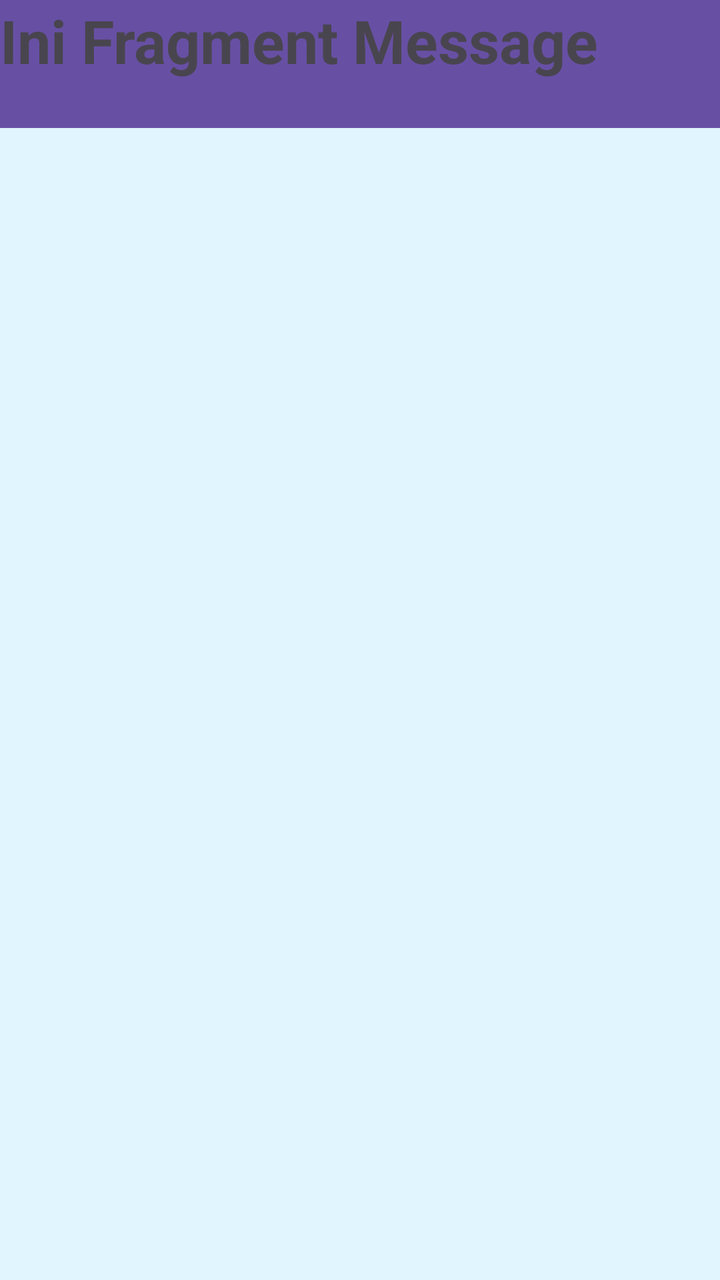
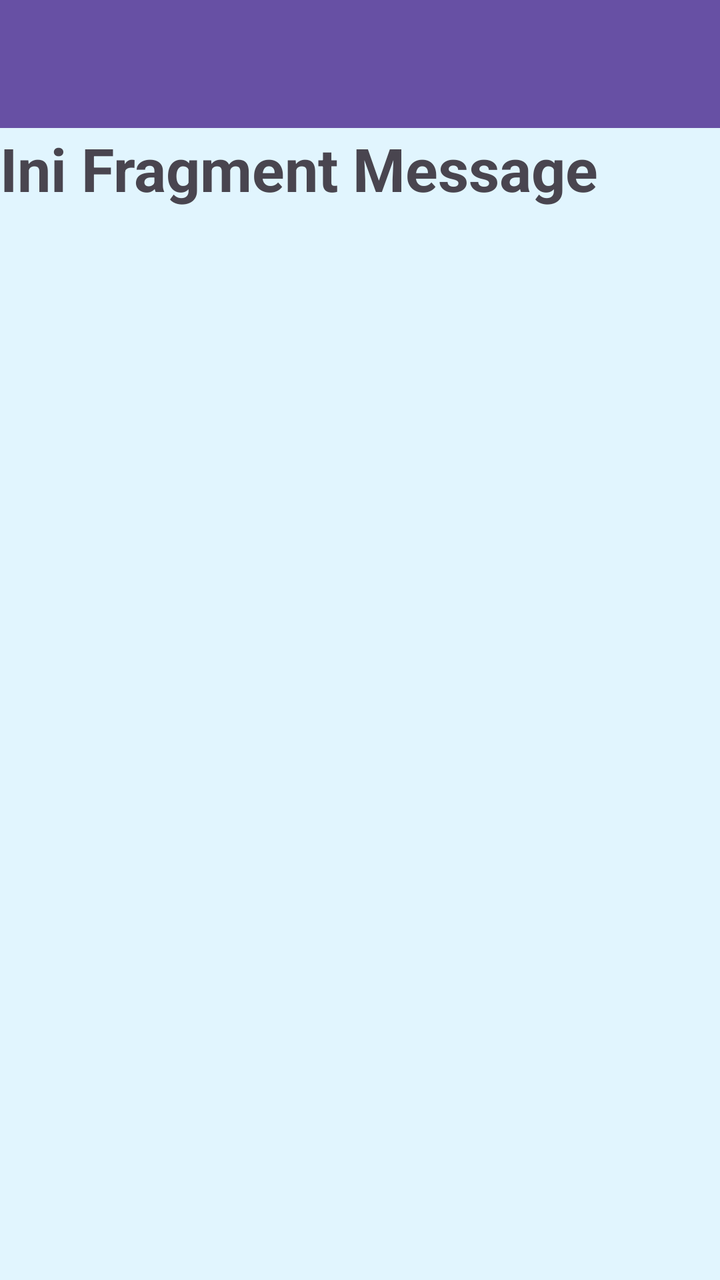

Screens rendered from an Android XML layout before and after an edit, with the pre-edit source and the edit as a unified diff.
<!-- AndroidManifest.xml: application theme Theme.PaniApps -->
<!-- res/layout/fragment_message.xml -->
<?xml version="1.0" encoding="utf-8"?>
<FrameLayout xmlns:android="http://schemas.android.com/apk/res/android"
    xmlns:tools="http://schemas.android.com/tools"
    android:layout_width="match_parent"
    android:layout_height="match_parent"
    xmlns:app="http://schemas.android.com/apk/res-auto"
    android:background="#E1F5FE"
    tools:context=".Message.MessageFragment">

    

    <androidx.appcompat.widget.Toolbar
        android:id="@+id/toolbar"
        android:layout_width="match_parent"
        android:layout_height="?attr/actionBarSize"
        android:background="?attr/colorPrimary"
        app:layout_constraintEnd_toEndOf="parent"
        app:layout_constraintStart_toStartOf="parent"
        app:layout_constraintTop_toTopOf="parent"
        app:layout_scrollFlags="scroll|enterAlways"
        app:subtitleTextColor="@android:color/white"
        app:titleTextColor="@android:color/white" />


    <TextView
        android:layout_width="match_parent"
        android:layout_height="match_parent"
        android:textSize="30sp"
        android:textStyle="bold"
        android:text="Ini Fragment Message" />

</FrameLayout>
<!-- resources referenced by this layout -->
<resources>
  <style name="Theme.PaniApps" parent="Base.Theme.PaniApps" />
  <style name="Base.Theme.PaniApps" parent="Theme.Material3.DayNight.NoActionBar">
          
          
      </style>
</resources>

<!-- the commit's change to res/layout/fragment_message.xml (unified diff, before → after) -->
@@ -1,5 +1,6 @@
 <?xml version="1.0" encoding="utf-8"?>
-<FrameLayout xmlns:android="http://schemas.android.com/apk/res/android"
+<androidx.constraintlayout.widget.ConstraintLayout
+    xmlns:android="http://schemas.android.com/apk/res/android"
     xmlns:tools="http://schemas.android.com/tools"
     android:layout_width="match_parent"
     android:layout_height="match_parent"
@@ -24,9 +25,12 @@
 
     <TextView
         android:layout_width="match_parent"
-        android:layout_height="match_parent"
+        android:layout_height="0dp"
+        android:text="Ini Fragment Message"
         android:textSize="30sp"
         android:textStyle="bold"
-        android:text="Ini Fragment Message" />
+        app:layout_constraintBottom_toBottomOf="parent"
+        app:layout_constraintStart_toStartOf="parent"
+        app:layout_constraintTop_toBottomOf="@+id/toolbar" />
 
-</FrameLayout>
+</androidx.constraintlayout.widget.ConstraintLayout>
